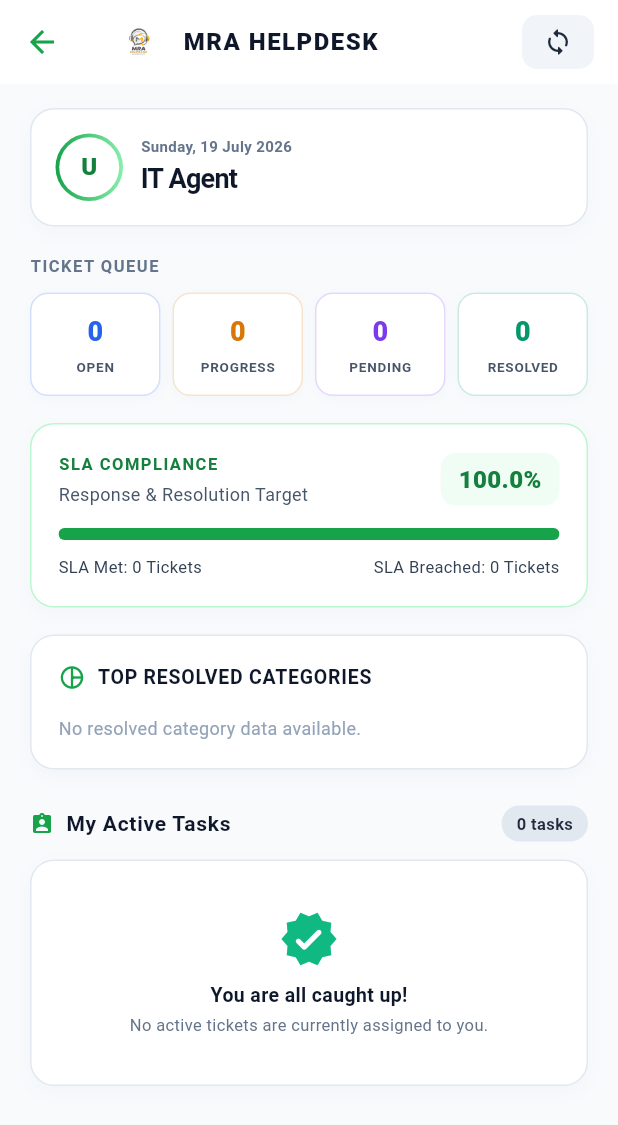
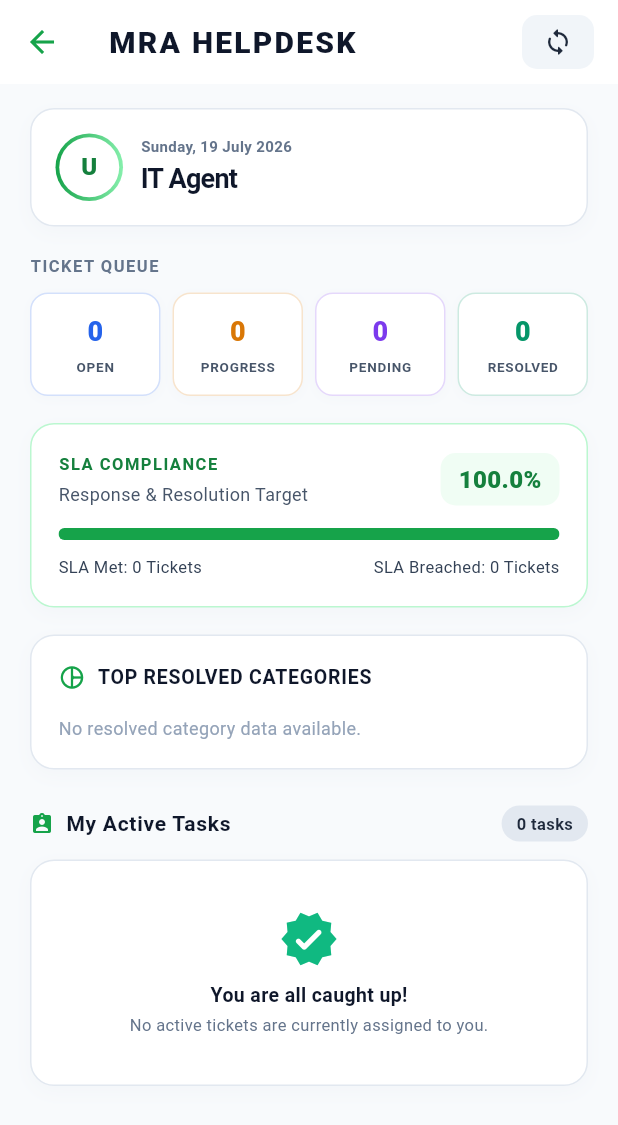
Before and after one commit to halonemuinai-sys/Helpdesk-Apps, a Flutter app: the DashboardScreen screen opened directly, on a phone screen of 412 x 824 dp. Shown: the top 1125 px of the screen. Run offline on Flutter 3.47's test engine with Material 3 defaults, Android fonts, the phone set to English and light mode, and no system bars; our stand-ins replace flutter_animate, shared_preferences; accounts and stored records are empty; network calls fail.

```diff
--- a/lib/screens/dashboard_screen.dart
+++ b/lib/screens/dashboard_screen.dart
@@ -69,24 +69,14 @@ class _DashboardScreenState extends State<DashboardScreen> {
     return Scaffold(
       backgroundColor: AppColors.slate50, // Light Slate Background
       appBar: AppBar(
-        title: Row(
-          children: [
-            Image.asset(
-              'assets/images/logo_mra.png',
-              height: 28,
-              fit: BoxFit.contain,
-            ),
-            const SizedBox(width: 8),
-            const Text(
-              'MRA HELPDESK',
-              style: TextStyle(
-                fontWeight: FontWeight.w900,
-                letterSpacing: 1.0,
-                fontSize: 16,
-                color: AppColors.slate900,
-              ),
-            ),
-          ],
+        title: const Text(
+          'MRA HELPDESK',
+          style: TextStyle(
+            fontWeight: FontWeight.w900,
+            letterSpacing: 1.5,
+            fontSize: 20,
+            color: AppColors.slate900,
+          ),
         ),
         backgroundColor: Colors.white,
         elevation: 0,
--- a/lib/services/api_client.dart
+++ b/lib/services/api_client.dart
@@ -1,11 +1,8 @@
-import 'dart:io';
-import 'package:flutter/foundation.dart';
 import 'package:shared_preferences/shared_preferences.dart';
 import '../config.dart';
 
 class ApiClient {
   static const String _urlKey = 'helpdesk_api_url';
-  static const String _productionBaseUrl = 'https://helpdesk2.mra.co.id/api';
 
   // Default URL based on environment
   static String get defaultBaseUrl {
```
Also changed, not shown: lib/screens/create_ticket_screen.dart (+3 -13 lines), lib/screens/main_navigation.dart (+3 -13 lines), lib/screens/tickets_list_screen.dart (+3 -13 lines).
